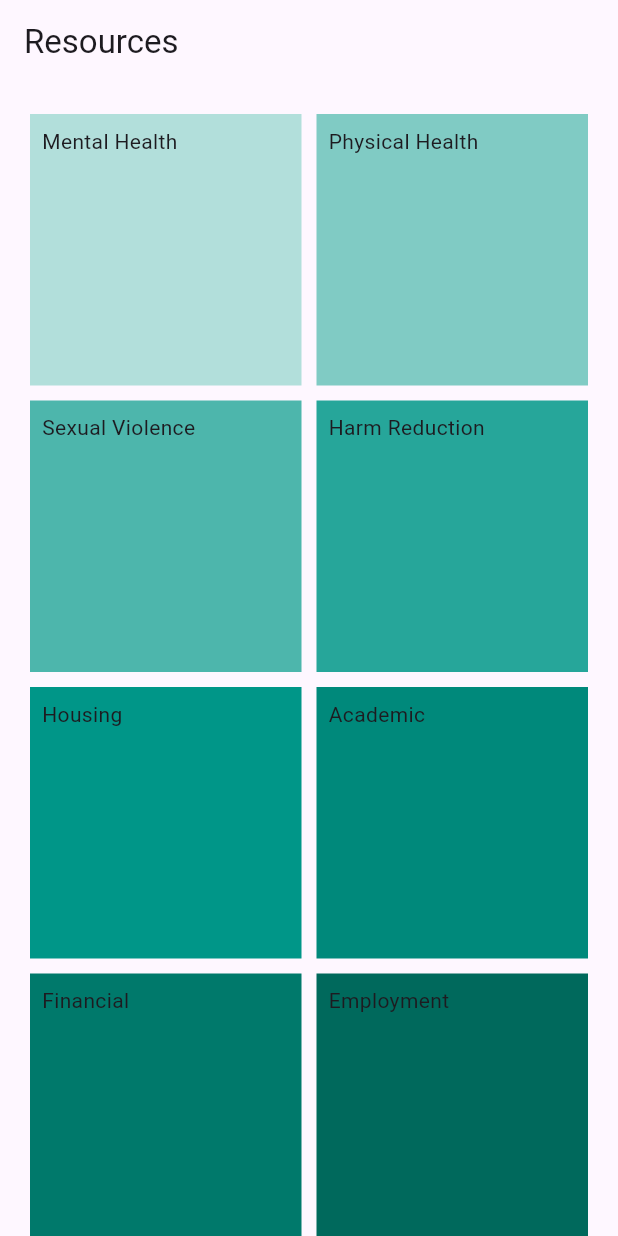
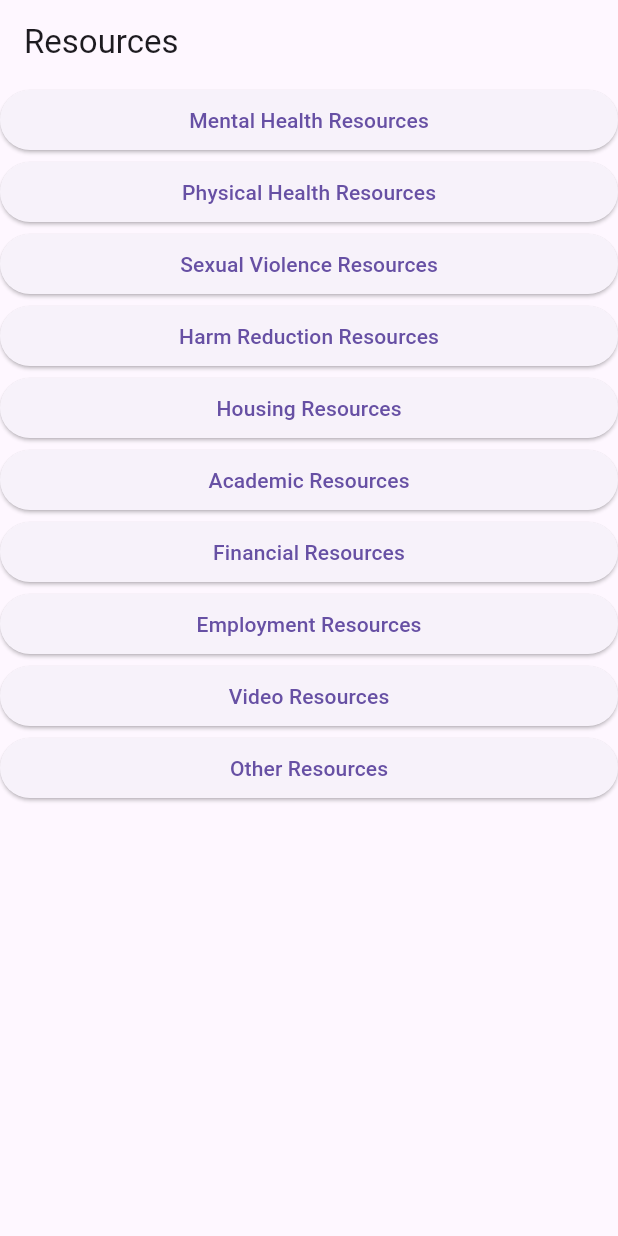
Before and after one commit to EhabHaque/wellness-app-master, a Flutter app: the ResourcesPage screen opened directly, on a phone screen of 412 x 824 dp. Run offline on Flutter 3.47's test engine with Material 3 defaults, Android fonts, the phone set to English and light mode, and no system bars; our stand-ins replace appwrite, flutter_local_notifications, shared_preferences; accounts and stored records are empty; network calls fail.

Commit message:
Reverted to original resource page

```diff
--- a/lib/WishList.dart
+++ b/lib/WishList.dart
@@ -18,10 +18,9 @@ class ResourcesPage extends StatelessWidget {
   @override
   Widget build(BuildContext context) {
     return Scaffold(
-        appBar: AppBar(
-          title: Text('Resources'),
-        ),
-        /*
+      appBar: AppBar(
+        title: Text('Resources'),
+      ),
       body: ListView.builder(
         itemCount: 10,
         itemBuilder: (context, index) {
@@ -73,66 +72,7 @@ class ResourcesPage extends StatelessWidget {
           return ResourceButton(resourceName, resourceContent);
         },
       ),
-    */
-        body: GridView.count(
-          primary: false,
-          padding: const EdgeInsets.all(20),
-          crossAxisSpacing: 10,
-          mainAxisSpacing: 10,
-          crossAxisCount: 2,
-          children: <Widget>[
-            Container(
-              padding: const EdgeInsets.all(8),
-              color: Colors.teal[100],
-              child: const Text("Mental Health"),
-            ),
-            Container(
-              padding: const EdgeInsets.all(8),
-              color: Colors.teal[200],
-              child: const Text('Physical Health'),
-            ),
-            Container(
-              padding: const EdgeInsets.all(8),
-              color: Colors.teal[300],
-              child: const Text('Sexual Violence'),
-            ),
-            Container(
-              padding: const EdgeInsets.all(8),
-              color: Colors.teal[400],
-              child: const Text('Harm Reduction'),
-            ),
-            Container(
-              padding: const EdgeInsets.all(8),
-              color: Colors.teal[500],
-              child: const Text('Housing'),
-            ),
-            Container(
-              padding: const EdgeInsets.all(8),
-              color: Colors.teal[600],
-              child: const Text('Academic'),
-            ),
-            Container(
-              padding: const EdgeInsets.all(8),
-              color: Colors.teal[700],
-              child: const Text('Financial'),
-            ),
-            Container(
-              padding: const EdgeInsets.all(8),
-              color: Colors.teal[800],
-              child: const Text('Employment'),
-            ),
-            Container(
-              padding: const EdgeInsets.all(8),
-              color: Colors.teal[900],
-              child: const Text('Video'),
-            ),
-            Container(
-              padding: const EdgeInsets.all(8),
-              color: Colors.teal[900],
-              child: const Text('Other'),
-            ),
-          ],
-        ));
+    );
   }
 }
 
```
